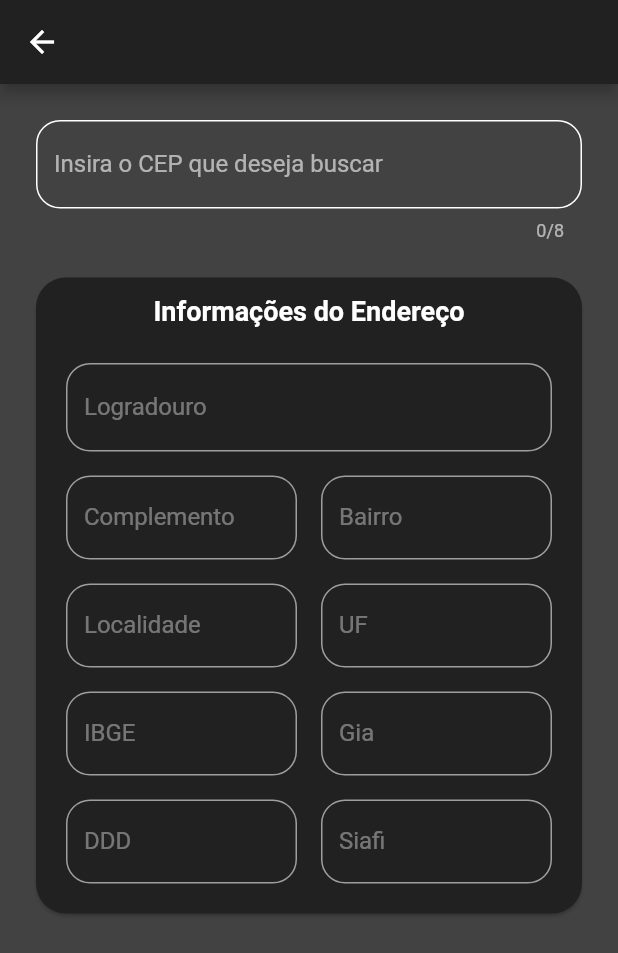
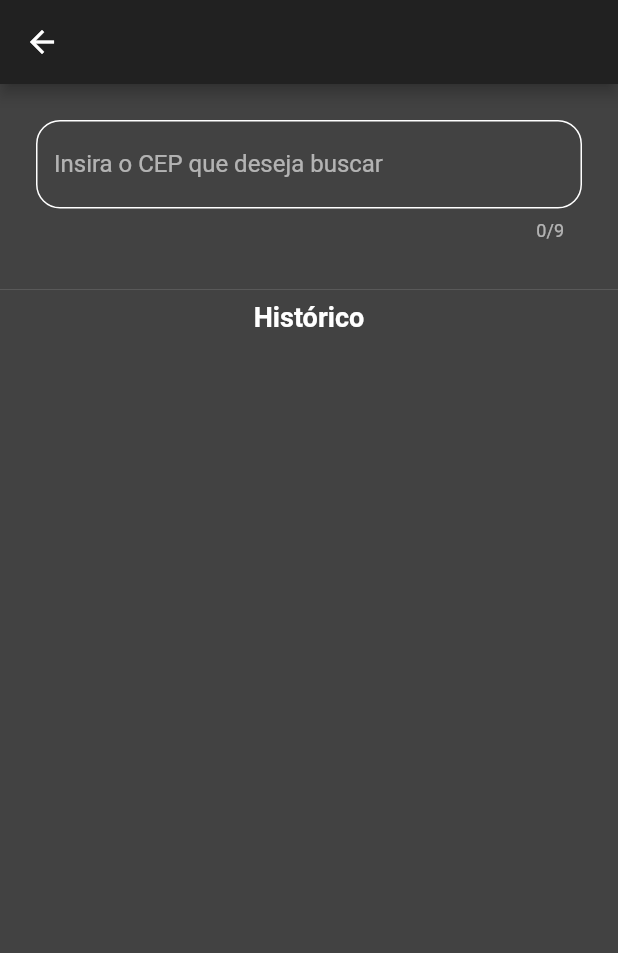
Before and after one commit to atom808/zip_finder, a Flutter app: the screen it shows after launch, after a tap on "BUSCAR CEP", on a phone screen of 412 x 824 dp. Shown: the top 953 px of the screen. Run offline on Flutter 3.47's test engine with Material 2 defaults, Android fonts, the phone set to English and light mode, and no system bars; our stand-ins replace brasil_fields, hive_flutter; accounts and stored records are empty.

```diff
--- a/lib/controllers/address_provider.dart
+++ b/lib/controllers/address_provider.dart
@@ -1,6 +1,7 @@
 import 'dart:developer';
 
 import 'package:flutter/material.dart';
+import 'package:hive_flutter/hive_flutter.dart';
 import 'package:zip_finder/global/services/network_service.dart';
 
 import '../models/address_model.dart';
@@ -8,6 +9,8 @@ import '../models/address_model.dart';
 class AddressProvider with ChangeNotifier {
   late AddressModel address;
   bool loading = false;
+
+  late List addresses;
 
   //Controllers
   final cepController = TextEditingController();
@@ -21,14 +24,17 @@ class AddressProvider with ChangeNotifier {
   final dddController = TextEditingController();
   final siafiController = TextEditingController();
 
-  getAddress(context, {required String cep}) async {
+  getAddress(context,
+      {required String cep, required Function() onSuccess}) async {
     loading = true;
     await NetworkService()
         .request('viacep.com.br/ws/$cep/json/', method: HttpMethod.getMethod)
         .then((response) {
       address = AddressModel.fromJson(response);
       setAddressControllers();
+      addAddressToHistory(response);
       loading = false;
+      onSuccess.call();
     }).catchError((error) {
       loading = false;
       log(error.toString());
@@ -48,4 +54,13 @@ class AddressProvider with ChangeNotifier {
     dddController.text = address.ddd;
     siafiController.text = address.siafi ?? '';
   }
+
+  addAddressToHistory(dynamic address) async {
+    final listBox = Hive.box('addressHistoryBox');
+    await listBox.add(address);
+  }
+
+  getAddressBox() {
+    addresses = Hive.box('addressHistoryBox').values.toList();
+  }
 }
--- /dev/null
+++ b/lib/global/utils/string_util.dart
@@ -0,0 +1,5 @@
+extension StringUtil on String{
+  String get cleanStringAndSpaces {
+    return this.replaceAll(new RegExp(r'[^\w\s]+'), '').replaceAll(' ', '');
+  }
+}
--- a/lib/global/widgets/custom_textfield.dart
+++ b/lib/global/widgets/custom_textfield.dart
@@ -1,4 +1,5 @@
 import 'package:flutter/material.dart';
+import 'package:flutter/services.dart';
 import 'package:provider/provider.dart';
 
 import '../utils/theme_util.dart';
@@ -12,6 +13,8 @@ class CustomTextField extends StatefulWidget {
   final EdgeInsetsGeometry margin;
   final void Function(String text)? onChanged;
   final int? maxLength;
+  final List<TextInputFormatter>? inputFormatters;
+
   const CustomTextField(
       {super.key,
       required this.placeholder,
@@ -21,7 +24,8 @@ class CustomTextField extends StatefulWidget {
       required this.controller,
       this.margin = const EdgeInsets.all(8.0),
       this.maxLength,
-      required this.context});
+      required this.context,
+      this.inputFormatters});
 
   @override
   State<CustomTextField> createState() => _CustomTextFieldState();
@@ -36,6 +40,7 @@ class _CustomTextFieldState extends State<CustomTextField> {
       child: TextField(
         controller: widget.controller,
         onChanged: widget.onChanged,
+        onSubmitted: widget.onChanged,
         decoration: InputDecoration(
           hintText: widget.placeholder,
           hintStyle: TextStyle(
@@ -72,6 +77,7 @@ class _CustomTextFieldState extends State<CustomTextField> {
         enabled: widget.enabled,
         readOnly: widget.readOnly,
         maxLength: widget.maxLength,
+        inputFormatters: widget.inputFormatters,
       ),
     );
   }
--- a/lib/main.dart
+++ b/lib/main.dart
@@ -1,9 +1,13 @@
 import 'package:flutter/material.dart';
+import 'package:hive_flutter/hive_flutter.dart';
 import 'package:provider/provider.dart';
 import 'package:zip_finder/global/utils/theme_util.dart';
 import 'package:zip_finder/views/home_view.dart';
 
-void main() {
+void main() async {
+  await Hive.initFlutter();
+  await Hive.deleteBoxFromDisk('addressHistoryBox');
+  await Hive.openBox('addressHistoryBox');
   runApp(const MyApp());
 }
 
--- a/lib/models/address_model.dart
+++ b/lib/models/address_model.dart
@@ -1,4 +1,7 @@
 import 'dart:convert';
+
+import 'package:brasil_fields/brasil_fields.dart';
+import 'package:zip_finder/global/utils/string_util.dart';
 
 AddressModel addressModelFromJson(String str) =>
     AddressModel.fromJson(json.decode(str));
@@ -31,7 +34,8 @@ class AddressModel {
   String? siafi;
 
   factory AddressModel.fromJson(Map<String, dynamic> json) => AddressModel(
-        cep: json["cep"],
+        cep: UtilBrasilFields.obterCep(
+            json["cep"].toString().cleanStringAndSpaces),
         logradouro: json["logradouro"],
         complemento: json["complemento"],
         bairro: json["bairro"],
--- a/lib/views/home_view.dart
+++ b/lib/views/home_view.dart
@@ -58,8 +58,8 @@ Widget _buildHomeBody(BuildContext context) {
             ),
             const VerticalDivider(width: 12),
             _buildHomeButton(
-              title: 'Histórico',
-              icon: Icons.history,
+              title: 'Configurações',
+              icon: Icons.settings,
               context: context,
               onTap: () => Navigator.push(
                 context,
@@ -70,7 +70,7 @@ Widget _buildHomeBody(BuildContext context) {
             ),
           ],
         ),
-      )
+      ),
     ],
   );
 }
--- a/lib/views/search_view.dart
+++ b/lib/views/search_view.dart
@@ -1,10 +1,11 @@
+import 'package:brasil_fields/brasil_fields.dart';
 import 'package:flutter/material.dart';
-import 'package:provider/provider.dart';
+import 'package:flutter/services.dart';
 import 'package:zip_finder/controllers/address_provider.dart';
+import 'package:zip_finder/global/utils/string_util.dart';
 import 'package:zip_finder/global/widgets/custom_textfield.dart';
 import 'package:zip_finder/global/widgets/default_appbar.dart';
-
-import '../global/utils/theme_util.dart';
+import 'package:zip_finder/views/address_detail_view.dart';
 
 class SearchView extends StatefulWidget {
   const SearchView({super.key});
@@ -20,7 +21,13 @@ class _SearchViewState extends State<SearchView> {
 
   @override
   void initState() {
+    _provider.getAddressBox();
     _fieldList = [
+      {'controller': _provider.cepController, 'placeholder': 'CEP'},
+      {
+        'controller': _provider.logradouroController,
+        'placeholder': 'Logradouro'
+      },
       {
         'controller': _provider.complementoController,
         'placeholder': 'Complemento'
@@ -41,7 +48,6 @@ class _SearchViewState extends State<SearchView> {
 
   @override
   Widget build(BuildContext context) {
-    final themeProvider = Provider.of<ThemeUtil>(context);
     return Scaffold(
       appBar: DefaultAppBar(titleText: 'Buscar CEP'),
       body: Column(
@@ -51,56 +57,59 @@ class _SearchViewState extends State<SearchView> {
               margin: const EdgeInsets.all(24),
               controller: _provider.cepController,
               placeholder: 'Insira o CEP que deseja buscar',
-              maxLength: 8,
+              maxLength: 9,
+              inputFormatters: [
+                FilteringTextInputFormatter.digitsOnly,
+                CepInputFormatter(ponto: false),
+              ],
               enabled: !_provider.loading,
               onChanged: (text) {
-                if (text.length == 8) {
-                  _provider.getAddress(context, cep: text);
+                if (text.length == 9) {
+                  _getAddressCall(text);
                 }
               }),
-          Card(
-            margin: const EdgeInsets.symmetric(horizontal: 24),
-            color:
-                themeProvider.isDarkMode ? Colors.grey.shade900 : Colors.white,
-            shape:
-                RoundedRectangleBorder(borderRadius: BorderRadius.circular(20)),
-            child: Container(
-              padding: const EdgeInsets.all(12),
-              child: Column(children: [
+          const Divider(),
           const Text(
-                  'Informações do Endereço',
+            'Histórico',
             style: TextStyle(fontSize: 18, fontWeight: FontWeight.bold),
           ),
           const Divider(
             color: Colors.transparent,
           ),
-                CustomTextField(
-                  context: context,
-                  controller: _provider.logradouroController,
-                  placeholder: 'Logradouro',
-                  enabled: false,
-                  readOnly: true,
+          Expanded(
+              child: ListView.builder(
+            padding: const EdgeInsets.symmetric(horizontal: 20),
+            itemCount: _provider.addresses.length,
+            itemBuilder: (context, index) => ListTile(
+              onTap: () => setState(() {
+                _provider.cepController.text =
+                    _provider.addresses[index]['cep'];
+                _getAddressCall(_provider.addresses[index]['cep']);
+              }),
+              title: Text(_provider.addresses[index]['cep']),
             ),
-                GridView.builder(
-                  shrinkWrap: true,
-                  itemCount: _fieldList.length,
-                  gridDelegate: const SliverGridDelegateWithFixedCrossAxisCount(
-                    mainAxisExtent: 72,
-                    crossAxisCount: 2,
-                  ),
-                  itemBuilder: (context, index) => CustomTextField(
-                    context: context,
-                    controller: _fieldList[index]['controller'],
-                    placeholder: _fieldList[index]['placeholder'],
-                    enabled: false,
-                    readOnly: true,
-                  ),
-                )
-              ]),
-            ),
-          ),
+          ))
         ],
       ),
     );
   }
+
+  _getAddressCall(String? text) {
+    _provider.getAddress(
+      context,
+      cep: text!.cleanStringAndSpaces,
+      onSuccess: () => Navigator.push(
+          context,
+          MaterialPageRoute(
+            builder: (context) => AddressDetailView(
+              addressFieldsList: _fieldList,
+              onPopCallback: () {
+                setState(() {
+                  _provider.getAddressBox();
+                });
+              },
+            ),
+          )),
+    );
   }
+}
--- a/pubspec.yaml
+++ b/pubspec.yaml
@@ -17,6 +17,8 @@ dependencies:
   provider: ^6.0.5
   brasil_fields: ^1.11.0
   http: ^0.13.5
+  hive: ^2.2.3
+  hive_flutter: ^1.1.0
 
 dev_dependencies:
   flutter_test:
```
Also changed, not shown: lib/controllers/history_controller.dart (deleted, +0 -7 lines), lib/views/address_detail_view.dart (added, +81 -0 lines), lib/views/history_view.dart (deleted, +0 -23 lines), pubspec.lock. Lines whose indentation alone changed are shown as unchanged.
